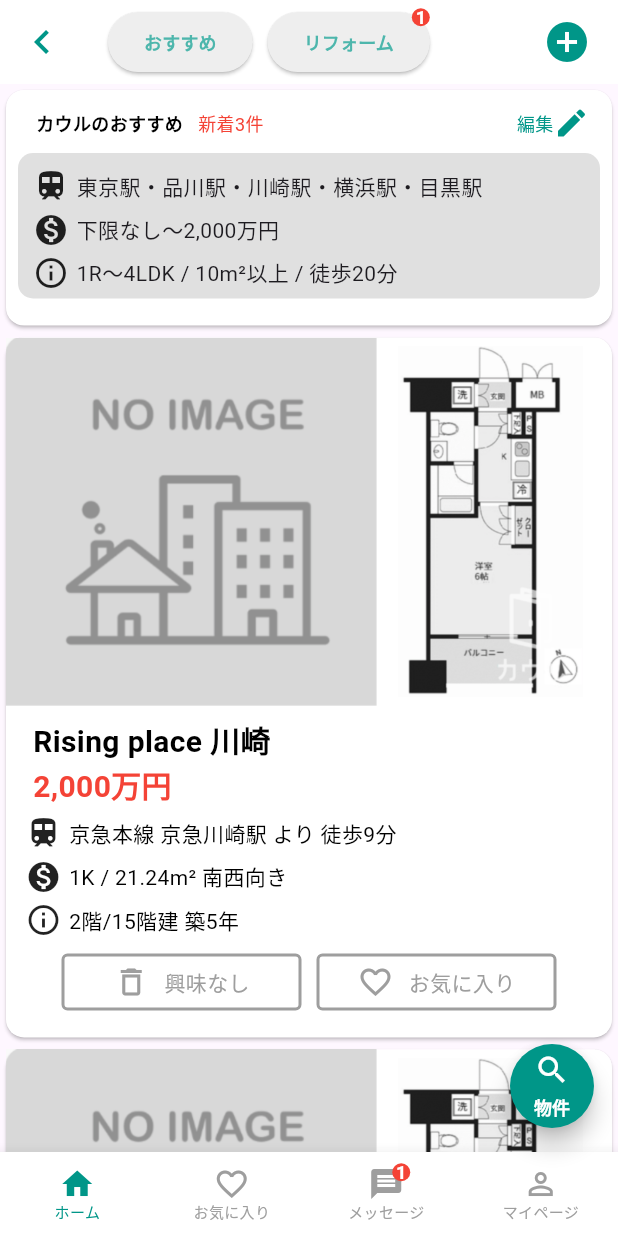
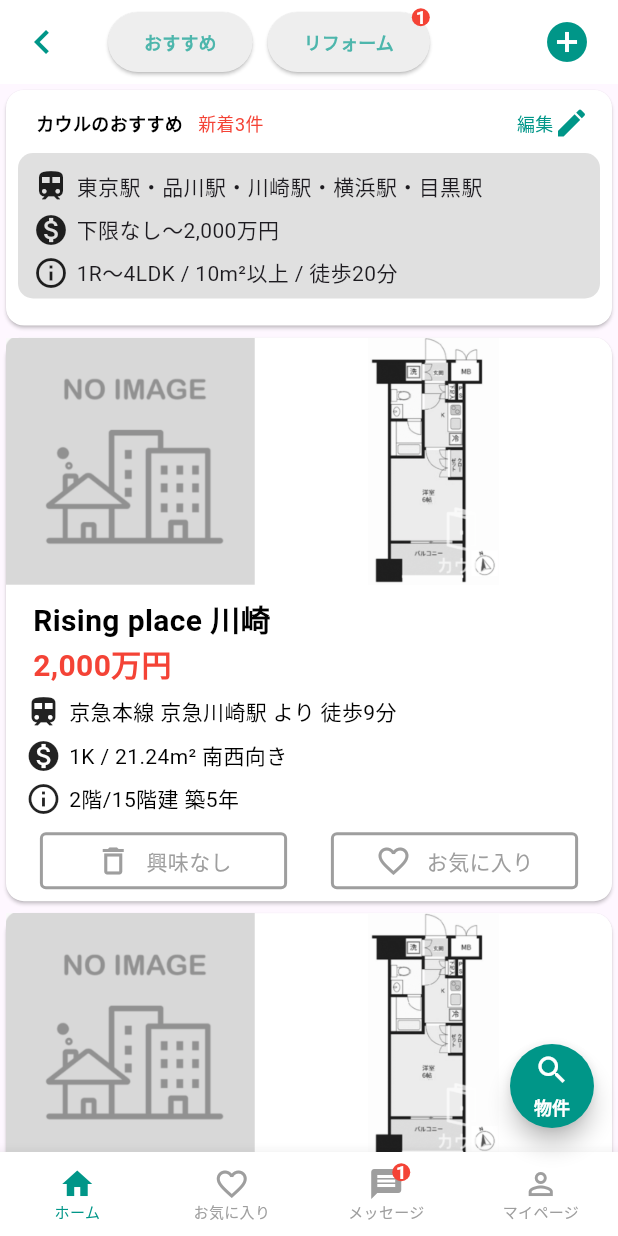
Before and after one commit to HikaruKusanagi27/flutter-tutorial, a Flutter app: the ResidencePage screen opened directly, on a phone screen of 412 x 824 dp. Run offline on Flutter 3.47's test engine with Material 3 defaults, Android fonts, the phone set to English and light mode, and no system bars.

Commit message:
feat: 賃貸アプリUIを動的に表示

```diff
--- a/lib/residence/residence_page.dart
+++ b/lib/residence/residence_page.dart
@@ -13,8 +13,7 @@ class ResidencePage extends StatelessWidget {
         child: Column(
           children: [
             _RecommendedPropertiesCard(),
-            _PropertyCard(),
-            _PropertyCard(),
+            _PropertySection(),
           ],
         ),
       ),
@@ -241,11 +240,9 @@ class _RecommendedPropertiesCard extends StatelessWidget {
   }
 }
 
-class _PropertyCard extends StatelessWidget {
-  const _PropertyCard();
-
-  final String homeImage = 'images/home.png';
-  final String madoriImage = 'images/madori.png';
+class _PropertyList extends StatelessWidget {
+  final PropertyInfo data;
+  const _PropertyList(this.data);
 
   @override
   Widget build(BuildContext context) {
@@ -257,15 +254,18 @@ class _PropertyCard extends StatelessWidget {
             mainAxisAlignment: MainAxisAlignment.spaceBetween,
             children: [
               SizedBox(
-                  width: MediaQuery.of(context).size.width * 0.6,
-                  child: Image.asset(homeImage)),
+                height: MediaQuery.of(context).size.height * 0.2,
+                child: Image.asset(
+                  data.imagePath,
+                ),
+              ),
               SizedBox(
-                  width: MediaQuery.of(context).size.width * 0.3,
-                  child: Image.asset(madoriImage)),
-              SizedBox(width: 5),
+                height: MediaQuery.of(context).size.height * 0.2,
+                child: Image.asset(data.madoriPath),
+              ),
+              SizedBox(),
             ],
           ),
-          SizedBox(width: 10),
           Padding(
             padding: const EdgeInsets.all(8.0),
             child: Column(
@@ -274,7 +274,7 @@ class _PropertyCard extends StatelessWidget {
                   children: [
                     SizedBox(width: 10),
                     Text(
-                      'Rising place 川崎',
+                      data.title,
                       style: TextStyle(
                         color: Colors.black,
                         fontSize: 20,
@@ -287,7 +287,7 @@ class _PropertyCard extends StatelessWidget {
                   children: [
                     SizedBox(width: 10),
                     Text(
-                      '2,000万円',
+                      data.subTitle,
                       style: TextStyle(
                         color: Colors.red,
                         fontSize: 20,
@@ -305,7 +305,7 @@ class _PropertyCard extends StatelessWidget {
                     ),
                     SizedBox(width: 5),
                     Text(
-                      '京急本線 京急川崎駅 より 徒歩9分',
+                      data.stationName,
                       style: TextStyle(
                         color: Colors.black,
                         fontSize: 14,
@@ -322,7 +322,7 @@ class _PropertyCard extends StatelessWidget {
                     ),
                     SizedBox(width: 5),
                     Text(
-                      '1K / 21.24m² 南西向き',
+                      data.amount,
                       style: TextStyle(
                         color: Colors.black,
                         fontSize: 14,
@@ -339,7 +339,7 @@ class _PropertyCard extends StatelessWidget {
                     ),
                     SizedBox(width: 5),
                     Text(
-                      '2階/15階建 築5年',
+                      data.floor,
                       style: TextStyle(
                         color: Colors.black,
                         fontSize: 14,
@@ -349,11 +349,11 @@ class _PropertyCard extends StatelessWidget {
                 ),
                 SizedBox(height: 10),
                 Row(
-                  mainAxisAlignment: MainAxisAlignment.center,
+                  mainAxisAlignment: MainAxisAlignment.spaceAround,
                   children: [
                     Container(
                       padding: const EdgeInsets.all(5),
-                      width: 160,
+                      width: MediaQuery.of(context).size.width * 0.4,
                       decoration: BoxDecoration(
                         border: Border.all(color: Colors.grey, width: 2.0),
                         borderRadius: BorderRadius.circular(4),
@@ -373,10 +373,9 @@ class _PropertyCard extends StatelessWidget {
                         ],
                       ),
                     ),
-                    SizedBox(width: 10),
                     Container(
                       padding: const EdgeInsets.all(5),
-                      width: 160,
+                      width: MediaQuery.of(context).size.width * 0.4,
                       decoration: BoxDecoration(
                         border: Border.all(color: Colors.grey, width: 2.0),
                         borderRadius: BorderRadius.circular(4),
@@ -401,9 +400,69 @@ class _PropertyCard extends StatelessWidget {
               ],
             ),
           ),
-          SizedBox(height: 10),
         ],
       ),
+    );
+  }
+}
+
+class PropertyInfo {
+  final String imagePath;
+  final String madoriPath;
+  final String title;
+  final String subTitle;
+  final String stationName;
+  final String amount;
+  final String floor;
+
+  PropertyInfo({
+    required this.imagePath,
+    required this.madoriPath,
+    required this.title,
+    required this.subTitle,
+    required this.stationName,
+    required this.amount,
+    required this.floor,
+  });
+}
+
+class _PropertySection extends StatelessWidget {
+  _PropertySection();
+
+  final String homeImage = 'images/home.png';
+  final String madoriImage = 'images/madori.png';
+
+  final List<PropertyInfo> _data = [
+    PropertyInfo(
+      imagePath: 'images/home.png',
+      madoriPath: 'images/madori.png',
+      title: 'Rising place 川崎',
+      subTitle: '2,000万円',
+      stationName: '京急本線 京急川崎駅 より 徒歩9分',
+      amount: '1K / 21.24m² 南西向き',
+      floor: '2階/15階建 築5年',
+    ),
+    PropertyInfo(
+      imagePath: 'images/home.png',
+      madoriPath: 'images/madori.png',
+      title: 'Rising place 川崎',
+      subTitle: '2,000万円',
+      stationName: '2,京急本線 京急川崎駅 より 徒歩9分',
+      amount: '1K / 21.24m² 南西向き',
+      floor: '2階/15階建 築5年',
+    ),
+  ];
+
+  @override
+  Widget build(BuildContext context) {
+    return ListView.builder(
+      itemCount: _data.length,
+      shrinkWrap: true,
+      physics: NeverScrollableScrollPhysics(),
+      itemBuilder: (context, index) {
+        final data = _data[index];
+        return _PropertyList(data);
+      },
     );
   }
 }
```
